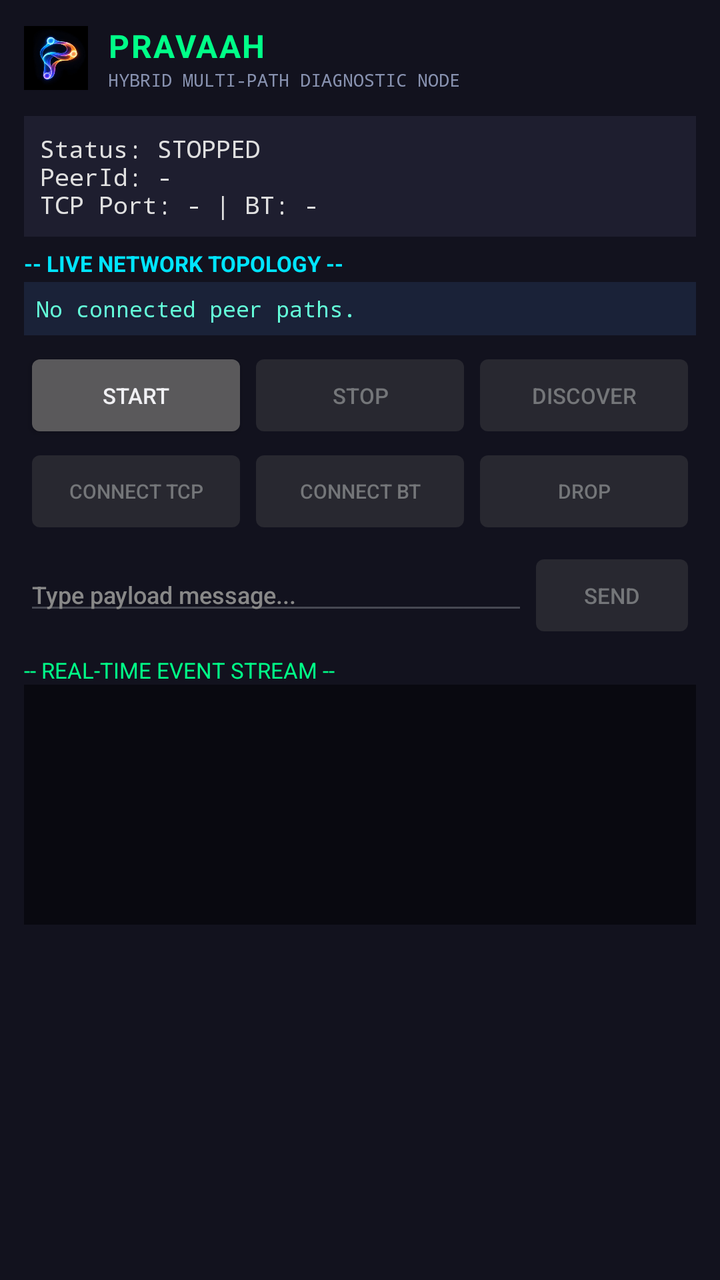
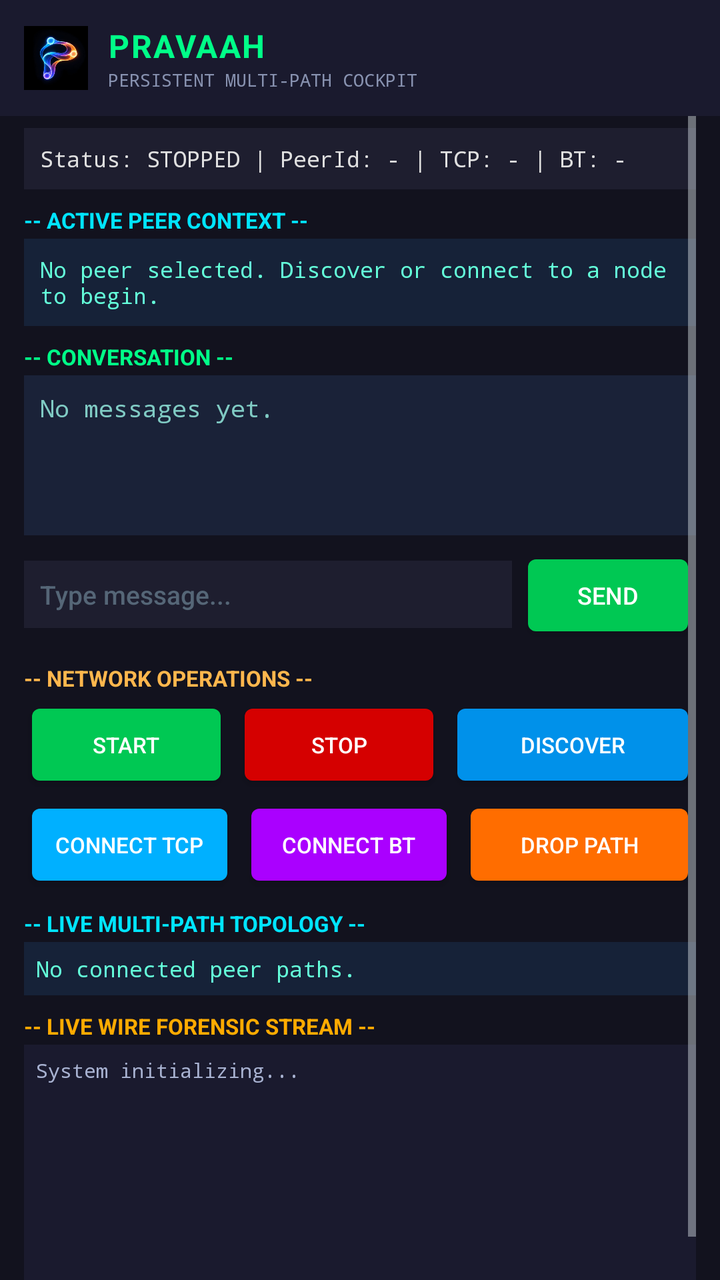

Compare the two renders of this Android layout. The source of the first and the diff that turns it into the second are given below.
<!-- AndroidManifest.xml: application theme android:Theme.DeviceDefault -->
<!-- res/layout/activity_diagnostic.xml -->
﻿<?xml version="1.0" encoding="utf-8"?>
<LinearLayout xmlns:android="http://schemas.android.com/apk/res/android"
    android:layout_width="match_parent"
    android:layout_height="match_parent"
    android:orientation="vertical"
    android:background="#12121e">

    
    <LinearLayout
        android:layout_width="match_parent"
        android:layout_height="wrap_content"
        android:orientation="horizontal"
        android:gravity="center_vertical"
        android:padding="12dp"
        android:paddingBottom="8dp">
        <ImageView
            android:layout_width="32dp"
            android:layout_height="32dp"
            android:src="@drawable/ic_pravaah_logo"
            android:contentDescription="Pravaah Logo"
            android:layout_marginEnd="10dp" />
        <LinearLayout
            android:layout_width="0dp"
            android:layout_height="wrap_content"
            android:layout_weight="1"
            android:orientation="vertical">
            <TextView
                android:layout_width="wrap_content"
                android:layout_height="wrap_content"
                android:text="PRAVAAH"
                android:textColor="#00ff88"
                android:textSize="16sp"
                android:textStyle="bold"
                android:letterSpacing="0.05" />
            <TextView
                android:layout_width="wrap_content"
                android:layout_height="wrap_content"
                android:text="HYBRID MULTI-PATH DIAGNOSTIC NODE"
                android:textColor="#8892b0"
                android:textSize="9sp"
                android:fontFamily="monospace" />
        </LinearLayout>
    </LinearLayout>

    
    <ScrollView
        android:layout_width="match_parent"
        android:layout_height="0dp"
        android:layout_weight="1"
        android:fillViewport="true"
        android:paddingLeft="12dp"
        android:paddingRight="12dp">

        <LinearLayout
            android:layout_width="match_parent"
            android:layout_height="wrap_content"
            android:orientation="vertical">

            
            <TextView
                android:id="@+id/tvStatus"
                android:layout_width="match_parent"
                android:layout_height="wrap_content"
                android:background="#1e1e2f"
                android:padding="8dp"
                android:text="Status: STOPPED&#10;PeerId: -&#10;TCP Port: - | BT: -"
                android:textColor="#e0e0e0"
                android:textSize="12sp"
                android:fontFamily="monospace" />

            
            <TextView
                android:layout_width="match_parent"
                android:layout_height="wrap_content"
                android:text="-- LIVE NETWORK TOPOLOGY --"
                android:textColor="#00e5ff"
                android:textSize="11sp"
                android:textStyle="bold"
                android:paddingTop="6dp"
                android:paddingBottom="2dp" />
            <TextView
                android:id="@+id/tvMultiPathTopology"
                android:layout_width="match_parent"
                android:layout_height="wrap_content"
                android:background="#1a2238"
                android:padding="6dp"
                android:text="No connected peer paths."
                android:textColor="#64ffda"
                android:textSize="11sp"
                android:fontFamily="monospace" />

            
            <LinearLayout
                android:layout_width="match_parent"
                android:layout_height="wrap_content"
                android:orientation="horizontal"
                android:paddingTop="6dp">
                <Button
                    android:id="@+id/btnStart"
                    android:layout_width="0dp"
                    android:layout_height="wrap_content"
                    android:layout_weight="1"
                    android:text="START"
                    android:textSize="11sp" />
                <Button
                    android:id="@+id/btnStop"
                    android:layout_width="0dp"
                    android:layout_height="wrap_content"
                    android:layout_weight="1"
                    android:text="STOP"
                    android:textSize="11sp"
                    android:enabled="false" />
                <Button
                    android:id="@+id/btnDiscover"
                    android:layout_width="0dp"
                    android:layout_height="wrap_content"
                    android:layout_weight="1"
                    android:text="DISCOVER"
                    android:textSize="11sp"
                    android:enabled="false" />
            </LinearLayout>

            
            <LinearLayout
                android:layout_width="match_parent"
                android:layout_height="wrap_content"
                android:orientation="horizontal">
                <Button
                    android:id="@+id/btnConnectTcp"
                    android:layout_width="0dp"
                    android:layout_height="wrap_content"
                    android:layout_weight="1"
                    android:text="CONNECT TCP"
                    android:textSize="10sp"
                    android:enabled="false" />
                <Button
                    android:id="@+id/btnConnectBt"
                    android:layout_width="0dp"
                    android:layout_height="wrap_content"
                    android:layout_weight="1"
                    android:text="CONNECT BT"
                    android:textSize="10sp"
                    android:enabled="false" />
                <Button
                    android:id="@+id/btnSimulateDrop"
                    android:layout_width="0dp"
                    android:layout_height="wrap_content"
                    android:layout_weight="1"
                    android:text="DROP"
                    android:textSize="10sp"
                    android:enabled="false" />
            </LinearLayout>

            
            <LinearLayout
                android:layout_width="match_parent"
                android:layout_height="wrap_content"
                android:orientation="horizontal"
                android:paddingTop="4dp">
                <EditText
                    android:id="@+id/etMessage"
                    android:layout_width="0dp"
                    android:layout_height="wrap_content"
                    android:layout_weight="3"
                    android:hint="Type payload message..."
                    android:textColor="#ffffff"
                    android:textColorHint="#888888"
                    android:textSize="12sp"
                    android:enabled="false" />
                <Button
                    android:id="@+id/btnSend"
                    android:layout_width="0dp"
                    android:layout_height="wrap_content"
                    android:layout_weight="1"
                    android:text="SEND"
                    android:textSize="11sp"
                    android:enabled="false" />
            </LinearLayout>

            
            <TextView
                android:layout_width="match_parent"
                android:layout_height="wrap_content"
                android:text="-- REAL-TIME EVENT STREAM --"
                android:textColor="#00ff88"
                android:textSize="11sp"
                android:paddingTop="6dp" />
            <TextView
                android:id="@+id/tvLog"
                android:layout_width="match_parent"
                android:layout_height="wrap_content"
                android:background="#090910"
                android:padding="6dp"
                android:textColor="#bbbbbb"
                android:textSize="10sp"
                android:fontFamily="monospace"
                android:minHeight="120dp" />

        </LinearLayout>
    </ScrollView>
</LinearLayout>
<!-- resources referenced by this layout -->
<resources>
  <!-- drawable ic_pravaah_logo: png bitmap (drawable, 64147 bytes) -->
</resources>

<!-- the commit's change to res/layout/activity_diagnostic.xml (unified diff, before → after) -->
@@ -1,18 +1,18 @@
-﻿<?xml version="1.0" encoding="utf-8"?>
+<?xml version="1.0" encoding="utf-8"?>
 <LinearLayout xmlns:android="http://schemas.android.com/apk/res/android"
     android:layout_width="match_parent"
     android:layout_height="match_parent"
     android:orientation="vertical"
     android:background="#12121e">
 
-    
     <LinearLayout
         android:layout_width="match_parent"
         android:layout_height="wrap_content"
         android:orientation="horizontal"
         android:gravity="center_vertical"
         android:padding="12dp"
-        android:paddingBottom="8dp">
+        android:paddingBottom="6dp"
+        android:background="#1a1a2e">
         <ImageView
             android:layout_width="32dp"
             android:layout_height="32dp"
@@ -35,14 +35,13 @@
             <TextView
                 android:layout_width="wrap_content"
                 android:layout_height="wrap_content"
-                android:text="HYBRID MULTI-PATH DIAGNOSTIC NODE"
+                android:text="PERSISTENT MULTI-PATH COCKPIT"
                 android:textColor="#8892b0"
                 android:textSize="9sp"
                 android:fontFamily="monospace" />
         </LinearLayout>
     </LinearLayout>
 
-    
     <ScrollView
         android:layout_width="match_parent"
         android:layout_height="0dp"
@@ -56,145 +55,212 @@
             android:layout_height="wrap_content"
             android:orientation="vertical">
 
-            
             <TextView
                 android:id="@+id/tvStatus"
                 android:layout_width="match_parent"
                 android:layout_height="wrap_content"
                 android:background="#1e1e2f"
                 android:padding="8dp"
-                android:text="Status: STOPPED&#10;PeerId: -&#10;TCP Port: - | BT: -"
+                android:text="Status: STOPPED | PeerId: - | TCP: - | BT: -"
                 android:textColor="#e0e0e0"
+                android:textSize="11sp"
+                android:fontFamily="monospace"
+                android:layout_marginTop="6dp" />
+
+            <TextView
+                android:layout_width="match_parent"
+                android:layout_height="wrap_content"
+                android:text="-- ACTIVE PEER CONTEXT --"
+                android:textColor="#00e5ff"
+                android:textSize="11sp"
+                android:textStyle="bold"
+                android:paddingTop="8dp"
+                android:paddingBottom="2dp" />
+
+            <TextView
+                android:id="@+id/tvPeerContext"
+                android:layout_width="match_parent"
+                android:layout_height="wrap_content"
+                android:background="#162238"
+                android:padding="8dp"
+                android:text="No peer selected. Discover or connect to a node to begin."
+                android:textColor="#64ffda"
+                android:textSize="11sp"
+                android:fontFamily="monospace" />
+
+            <TextView
+                android:layout_width="match_parent"
+                android:layout_height="wrap_content"
+                android:text="-- CONVERSATION --"
+                android:textColor="#00ff88"
+                android:textSize="11sp"
+                android:textStyle="bold"
+                android:paddingTop="8dp"
+                android:paddingBottom="2dp" />
+
+            <TextView
+                android:id="@+id/tvConversation"
+                android:layout_width="match_parent"
+                android:layout_height="wrap_content"
+                android:minHeight="80dp"
+                android:background="#1a2238"
+                android:padding="8dp"
+                android:text="No messages yet."
+                android:textColor="#80cbc4"
                 android:textSize="12sp"
                 android:fontFamily="monospace" />
 
-            
-            <TextView
-                android:layout_width="match_parent"
-                android:layout_height="wrap_content"
-                android:text="-- LIVE NETWORK TOPOLOGY --"
+            <LinearLayout
+                android:layout_width="match_parent"
+                android:layout_height="wrap_content"
+                android:orientation="horizontal"
+                android:paddingTop="6dp">
+                <EditText
+                    android:id="@+id/etMessage"
+                    android:layout_width="0dp"
+                    android:layout_height="wrap_content"
+                    android:layout_weight="1"
+                    android:hint="Type message..."
+                    android:textColorHint="#556677"
+                    android:textColor="#ffffff"
+                    android:background="#1e1e2f"
+                    android:padding="8dp"
+                    android:textSize="13sp"
+                    android:singleLine="true" />
+                <Button
+                    android:id="@+id/btnSend"
+                    android:layout_width="wrap_content"
+                    android:layout_height="wrap_content"
+                    android:text="SEND"
+                    android:backgroundTint="#00c853"
+                    android:textColor="#ffffff"
+                    android:textSize="12sp"
+                    android:layout_marginStart="4dp" />
+            </LinearLayout>
+
+            <TextView
+                android:layout_width="match_parent"
+                android:layout_height="wrap_content"
+                android:text="-- NETWORK OPERATIONS --"
+                android:textColor="#ffb74d"
+                android:textSize="11sp"
+                android:textStyle="bold"
+                android:paddingTop="10dp"
+                android:paddingBottom="2dp" />
+
+            <LinearLayout
+                android:layout_width="match_parent"
+                android:layout_height="wrap_content"
+                android:orientation="horizontal">
+                <Button
+                    android:id="@+id/btnStart"
+                    android:layout_width="0dp"
+                    android:layout_height="wrap_content"
+                    android:layout_weight="1"
+                    android:text="START"
+                    android:backgroundTint="#00c853"
+                    android:textColor="#ffffff"
+                    android:textSize="11sp" />
+                <Button
+                    android:id="@+id/btnStop"
+                    android:layout_width="0dp"
+                    android:layout_height="wrap_content"
+                    android:layout_weight="1"
+                    android:text="STOP"
+                    android:backgroundTint="#d50000"
+                    android:textColor="#ffffff"
+                    android:textSize="11sp"
+                    android:layout_marginStart="4dp" />
+                <Button
+                    android:id="@+id/btnDiscover"
+                    android:layout_width="0dp"
+                    android:layout_height="wrap_content"
+                    android:layout_weight="1.2"
+                    android:text="DISCOVER"
+                    android:backgroundTint="#0091ea"
+                    android:textColor="#ffffff"
+                    android:textSize="11sp"
+                    android:layout_marginStart="4dp" />
+            </LinearLayout>
+
+            <LinearLayout
+                android:layout_width="match_parent"
+                android:layout_height="wrap_content"
+                android:orientation="horizontal"
+                android:paddingTop="2dp">
+                <Button
+                    android:id="@+id/btnConnectTcp"
+                    android:layout_width="0dp"
+                    android:layout_height="wrap_content"
+                    android:layout_weight="1"
+                    android:text="CONNECT TCP"
+                    android:backgroundTint="#00b0ff"
+                    android:textColor="#ffffff"
+                    android:textSize="11sp" />
+                <Button
+                    android:id="@+id/btnConnectBt"
+                    android:layout_width="0dp"
+                    android:layout_height="wrap_content"
+                    android:layout_weight="1"
+                    android:text="CONNECT BT"
+                    android:backgroundTint="#aa00ff"
+                    android:textColor="#ffffff"
+                    android:textSize="11sp"
+                    android:layout_marginStart="4dp" />
+                <Button
+                    android:id="@+id/btnSimulateDrop"
+                    android:layout_width="0dp"
+                    android:layout_height="wrap_content"
+                    android:layout_weight="1.1"
+                    android:text="DROP PATH"
+                    android:backgroundTint="#ff6d00"
+                    android:textColor="#ffffff"
+                    android:textSize="11sp"
+                    android:layout_marginStart="4dp" />
+            </LinearLayout>
+
+            <TextView
+                android:layout_width="match_parent"
+                android:layout_height="wrap_content"
+                android:text="-- LIVE MULTI-PATH TOPOLOGY --"
                 android:textColor="#00e5ff"
                 android:textSize="11sp"
                 android:textStyle="bold"
-                android:paddingTop="6dp"
-                android:paddingBottom="2dp" />
+                android:paddingTop="8dp"
+                android:paddingBottom="2dp" />
+
             <TextView
                 android:id="@+id/tvMultiPathTopology"
                 android:layout_width="match_parent"
                 android:layout_height="wrap_content"
-                android:background="#1a2238"
+                android:background="#162238"
                 android:padding="6dp"
                 android:text="No connected peer paths."
                 android:textColor="#64ffda"
                 android:textSize="11sp"
                 android:fontFamily="monospace" />
 
-            
-            <LinearLayout
-                android:layout_width="match_parent"
-                android:layout_height="wrap_content"
-                android:orientation="horizontal"
-                android:paddingTop="6dp">
-                <Button
-                    android:id="@+id/btnStart"
-                    android:layout_width="0dp"
-                    android:layout_height="wrap_content"
-                    android:layout_weight="1"
-                    android:text="START"
-                    android:textSize="11sp" />
-                <Button
-                    android:id="@+id/btnStop"
-                    android:layout_width="0dp"
-                    android:layout_height="wrap_content"
-                    android:layout_weight="1"
-                    android:text="STOP"
-                    android:textSize="11sp"
-                    android:enabled="false" />
-                <Button
-                    android:id="@+id/btnDiscover"
-                    android:layout_width="0dp"
-                    android:layout_height="wrap_content"
-                    android:layout_weight="1"
-                    android:text="DISCOVER"
-                    android:textSize="11sp"
-                    android:enabled="false" />
-            </LinearLayout>
-
-            
-            <LinearLayout
-                android:layout_width="match_parent"
-                android:layout_height="wrap_content"
-                android:orientation="horizontal">
-                <Button
-                    android:id="@+id/btnConnectTcp"
-                    android:layout_width="0dp"
-                    android:layout_height="wrap_content"
-                    android:layout_weight="1"
-                    android:text="CONNECT TCP"
-                    android:textSize="10sp"
-                    android:enabled="false" />
-                <Button
-                    android:id="@+id/btnConnectBt"
-                    android:layout_width="0dp"
-                    android:layout_height="wrap_content"
-                    android:layout_weight="1"
-                    android:text="CONNECT BT"
-                    android:textSize="10sp"
-                    android:enabled="false" />
-                <Button
-                    android:id="@+id/btnSimulateDrop"
-                    android:layout_width="0dp"
-                    android:layout_height="wrap_content"
-                    android:layout_weight="1"
-                    android:text="DROP"
-                    android:textSize="10sp"
-                    android:enabled="false" />
-            </LinearLayout>
-
-            
-            <LinearLayout
-                android:layout_width="match_parent"
-                android:layout_height="wrap_content"
-                android:orientation="horizontal"
-                android:paddingTop="4dp">
-                <EditText
-                    android:id="@+id/etMessage"
-                    android:layout_width="0dp"
-                    android:layout_height="wrap_content"
-                    android:layout_weight="3"
-                    android:hint="Type payload message..."
-                    android:textColor="#ffffff"
-                    android:textColorHint="#888888"
-                    android:textSize="12sp"
-                    android:enabled="false" />
-                <Button
-                    android:id="@+id/btnSend"
-                    android:layout_width="0dp"
-                    android:layout_height="wrap_content"
-                    android:layout_weight="1"
-                    android:text="SEND"
-                    android:textSize="11sp"
-                    android:enabled="false" />
-            </LinearLayout>
-
-            
-            <TextView
-                android:layout_width="match_parent"
-                android:layout_height="wrap_content"
-                android:text="-- REAL-TIME EVENT STREAM --"
-                android:textColor="#00ff88"
-                android:textSize="11sp"
-                android:paddingTop="6dp" />
+            <TextView
+                android:layout_width="match_parent"
+                android:layout_height="wrap_content"
+                android:text="-- LIVE WIRE FORENSIC STREAM --"
+                android:textColor="#ffab00"
+                android:textSize="11sp"
+                android:textStyle="bold"
+                android:paddingTop="8dp"
+                android:paddingBottom="2dp" />
+
             <TextView
                 android:id="@+id/tvLog"
                 android:layout_width="match_parent"
-                android:layout_height="wrap_content"
-                android:background="#090910"
+                android:layout_height="140dp"
+                android:background="#1a1a2e"
                 android:padding="6dp"
-                android:textColor="#bbbbbb"
+                android:textColor="#a8b2d1"
                 android:textSize="10sp"
                 android:fontFamily="monospace"
-                android:minHeight="120dp" />
+                android:scrollbars="vertical"
+                android:text="System initializing..." />
 
         </LinearLayout>
     </ScrollView>
